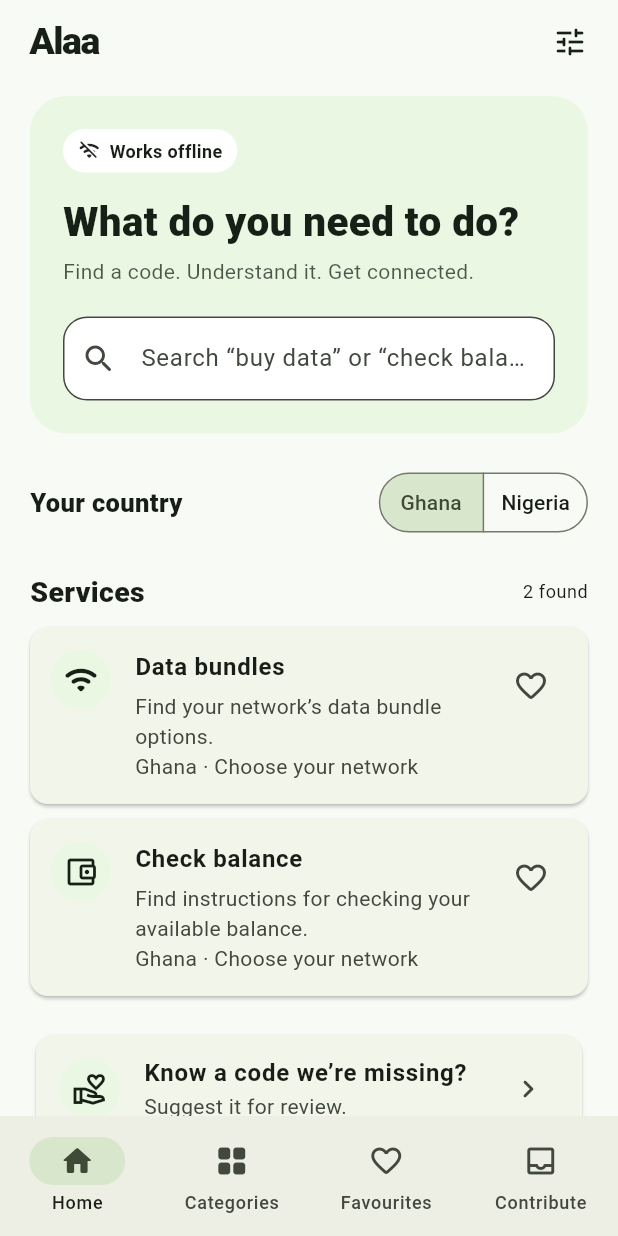
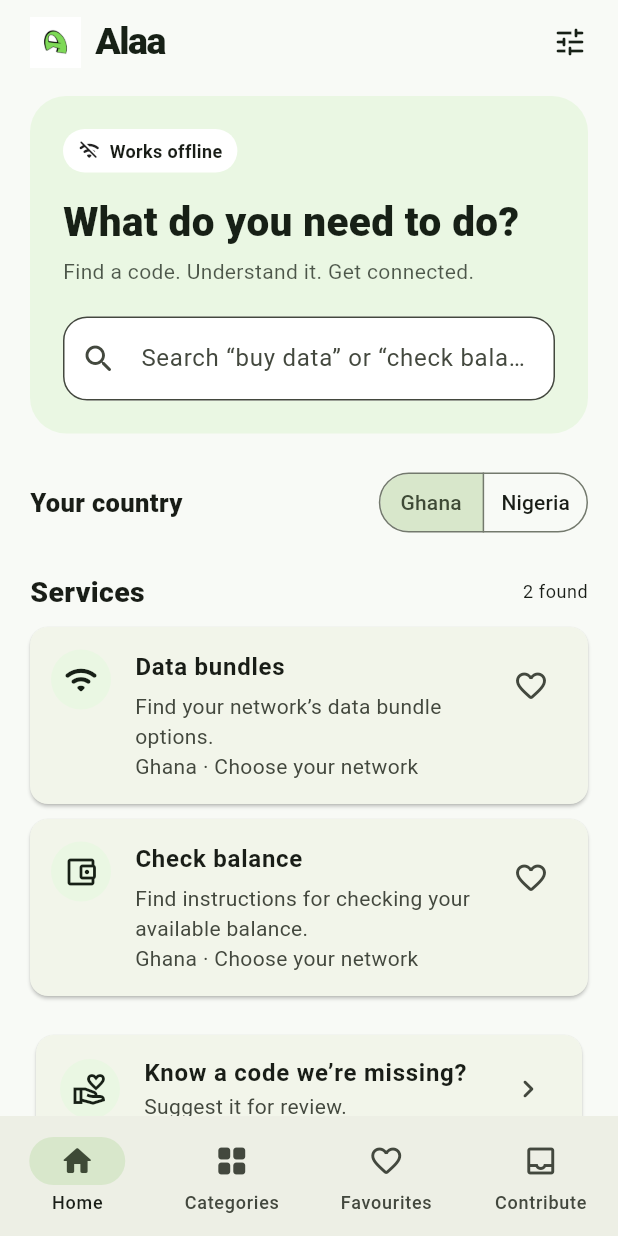
Before and after one commit to mystrdan/Alaa, a Flutter app: the screen it shows after launch, on a phone screen of 412 x 824 dp. Run offline on Flutter 3.47's test engine with Material 3 defaults, Android fonts, the light colour scheme and no system bars; our stand-ins replace share_plus, shared_preferences.

Commit message:
feat: use official Alaa logo in app bar and About
Commit the owner-supplied logo asset as-is, register it in pubspec assets, and display it undistorted (BoxFit.contain) in the app bar and About page.

```diff
--- a/lib/main.dart
+++ b/lib/main.dart
@@ -122,7 +122,11 @@ class _AlaaShellState extends State<AlaaShell> {
     return Scaffold(
       appBar: AppBar(
         titleSpacing: 20,
-        title: const Text('Alaa', style: TextStyle(fontWeight: FontWeight.w900, fontSize: 25, letterSpacing: -1)),
+        title: Row(children: [
+          Image.asset('assets/branding/alaa-logo.png', height: 34, width: 34, fit: BoxFit.contain, excludeFromSemantics: true),
+          const SizedBox(width: 10),
+          const Text('Alaa', style: TextStyle(fontWeight: FontWeight.w900, fontSize: 25, letterSpacing: -1)),
+        ]),
         actions: [IconButton(tooltip: 'Settings and About', onPressed: _openMenu, icon: const Icon(Icons.tune_rounded)), const SizedBox(width: 8)],
       ),
       body: SafeArea(child: IndexedStack(index: _tab, children: pages)),
@@ -361,6 +365,8 @@ class AboutPage extends StatelessWidget {
   @override
   Widget build(BuildContext context) => Scaffold(appBar: AppBar(title: const Text('About Alaa')), body: ListView(padding: const EdgeInsets.all(24), children: [
         const SizedBox(height: 18),
+        Image.asset('assets/branding/alaa-logo.png', height: 110, fit: BoxFit.contain, excludeFromSemantics: true),
+        const SizedBox(height: 12),
         const Text('Alaa', textAlign: TextAlign.center, style: TextStyle(fontSize: 34, fontWeight: FontWeight.w900, letterSpacing: -1.5)),
         const SizedBox(height: 10),
         const Text('Your offline-first USSD assistant', textAlign: TextAlign.center, style: TextStyle(fontSize: 16, color: Colors.black54)),
--- a/pubspec.yaml
+++ b/pubspec.yaml
@@ -16,3 +16,5 @@ dev_dependencies:
   flutter_lints: ^5.0.0
 flutter:
   uses-material-design: true
+  assets:
+    - assets/branding/alaa-logo.png
```
Also changed, not shown: assets/branding/alaa-logo.png (added), 2 other files.
